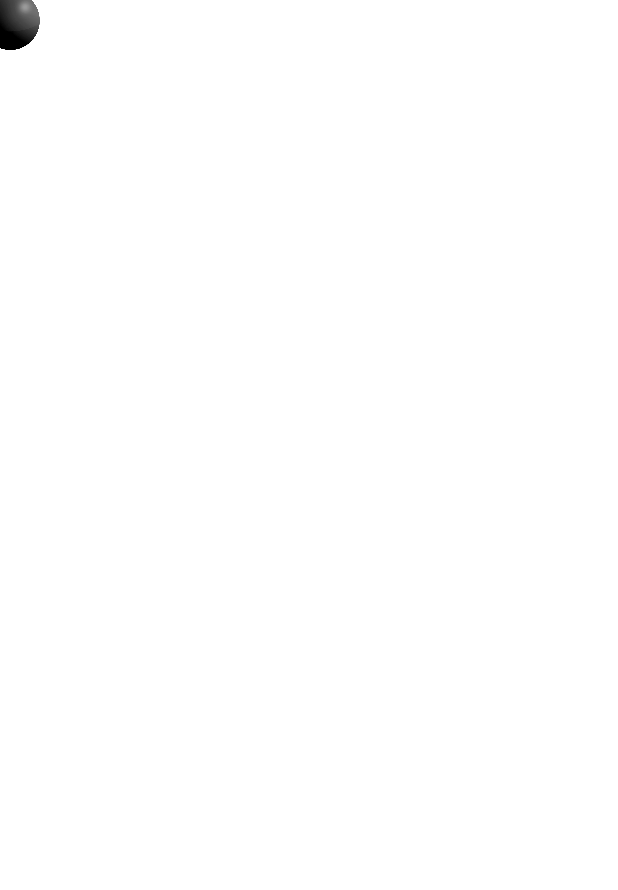
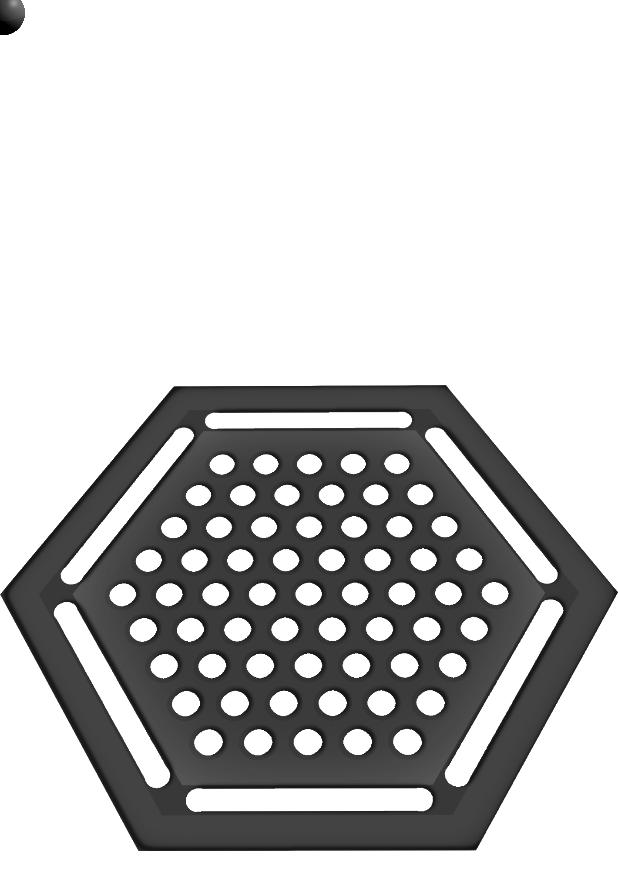
Before and after one commit to cbeausei/Sumito, an Android app: the screen it shows after launch (MainActivity), on a phone screen of 412 x 824 dp. Before the commit the part shown is almost empty. Shown: the top 890 px of the screen. Run offline under Robolectric (Android 15) with nearby library versions, the phone set to English and light mode, and no system bars.

Commit message:
Ajout du plateau

```diff
--- a/app/src/main/java/com/example/clement/sumito/DrawView.java
+++ b/app/src/main/java/com/example/clement/sumito/DrawView.java
@@ -1,40 +1,53 @@
 package com.example.clement.sumito;
 
 import android.content.Context;
-import android.graphics.Canvas;
-import android.graphics.Color;
-import android.graphics.Paint;
 import android.graphics.Bitmap;
 import android.graphics.BitmapFactory;
+import android.graphics.Canvas;
+import android.graphics.Paint;
 import android.view.MotionEvent;
 import android.view.View;
-import android.widget.ImageButton;
+
+import com.example.clement.sumito.R;
 
 public class DrawView extends View {
     Paint paint = new Paint();
     Canvas canvas = new Canvas();
-    Bitmap boule;
+    Bitmap boule, plateau;
     float x = 10, y = 20;
+    int w, h, width, height;
+
     public DrawView(Context context) {
         super(context);
         boule = BitmapFactory.decodeResource(getResources(), R.drawable.boulenoire);
+        plateau = BitmapFactory.decodeResource(getResources(), R.drawable.cadre);
     }
 
     @Override
     public void onDraw(final Canvas canvas) {
         this.canvas = canvas;
-        final int h = canvas.getHeight();
-        final int w = canvas.getWidth();
-        boule = Bitmap.createScaledBitmap(boule, h/20, h/20, true);
-        canvas.drawBitmap(boule, x-h/40, y-h/40, null);
+        h = canvas.getHeight();
+        w = canvas.getWidth();
+        if (1073 * w < 1420 * h) {
+            width = w;
+            height = 1073 * w / 1420;
+        } else {
+            height = h;
+            width = 1420 * h / 1073;
+        }
+
+        boule = Bitmap.createScaledBitmap(boule, height / 10, height / 10, true);
+        plateau = Bitmap.createScaledBitmap(plateau, width, height, true);
+        canvas.drawBitmap(plateau, (w - width) / 2, (h - height) / 2, null);
+        canvas.drawBitmap(boule, x - h / 40, y - h / 40, null);
     }
 
-    public void dessinerBoule(final Canvas canvas){
+    public void dessinerBoule(final Canvas canvas) {
         canvas.drawBitmap(boule, x, y, null);
     }
 
     @Override
-    public boolean onTouchEvent(MotionEvent event){
+    public boolean onTouchEvent(MotionEvent event) {
         x = event.getRawX();
         y = event.getRawY();
         this.invalidate();
```
Also changed, not shown: app/src/main/res/drawable-hdpi/cadre.png (added).
